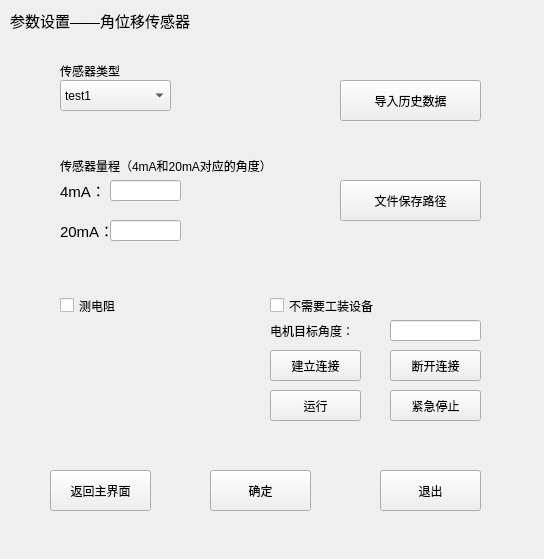
This is ui_param/paramwin_anglesensor.ui in Dirck-YHP/Proj_sensor_detect as Qt 5 draws it before an edit. The edited form follows.
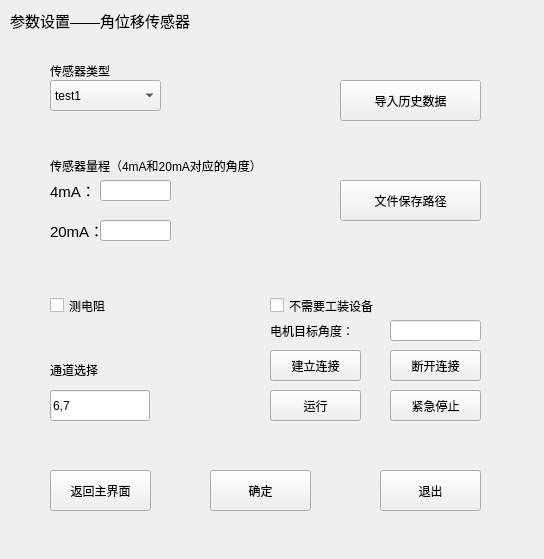
This is the edited form.

```diff
--- a/ui_param/paramwin_anglesensor.ui
+++ b/ui_param/paramwin_anglesensor.ui
@@ -34,7 +34,7 @@
   <widget class="QComboBox" name="cBox_angle_sensor_type">
    <property name="geometry">
     <rect>
-     <x>60</x>
+     <x>50</x>
      <y>80</y>
      <width>111</width>
      <height>31</height>
@@ -54,7 +54,7 @@
   <widget class="QLabel" name="label_2">
    <property name="geometry">
     <rect>
-     <x>60</x>
+     <x>50</x>
      <y>60</y>
      <width>101</width>
      <height>21</height>
@@ -67,7 +67,7 @@
   <widget class="QLabel" name="label_3">
    <property name="geometry">
     <rect>
-     <x>60</x>
+     <x>50</x>
      <y>150</y>
      <width>331</width>
      <height>31</height>
@@ -80,7 +80,7 @@
   <widget class="QLineEdit" name="lineE_4mA">
    <property name="geometry">
     <rect>
-     <x>110</x>
+     <x>100</x>
      <y>180</y>
      <width>71</width>
      <height>21</height>
@@ -90,7 +90,7 @@
   <widget class="QLabel" name="label_4">
    <property name="geometry">
     <rect>
-     <x>60</x>
+     <x>50</x>
      <y>180</y>
      <width>51</width>
      <height>21</height>
@@ -108,7 +108,7 @@
   <widget class="QLabel" name="label_5">
    <property name="geometry">
     <rect>
-     <x>60</x>
+     <x>50</x>
      <y>220</y>
      <width>61</width>
      <height>21</height>
@@ -126,7 +126,7 @@
   <widget class="QLineEdit" name="lineE_20mA">
    <property name="geometry">
     <rect>
-     <x>110</x>
+     <x>100</x>
      <y>220</y>
      <width>71</width>
      <height>21</height>
@@ -288,7 +288,7 @@
   <widget class="QCheckBox" name="checkBox_measure_resis">
    <property name="geometry">
     <rect>
-     <x>60</x>
+     <x>50</x>
      <y>290</y>
      <width>111</width>
      <height>31</height>
@@ -311,6 +311,56 @@
     <string>不需要工装设备</string>
    </property>
   </widget>
+  <widget class="QLabel" name="label_7">
+   <property name="geometry">
+    <rect>
+     <x>50</x>
+     <y>360</y>
+     <width>200</width>
+     <height>20</height>
+    </rect>
+   </property>
+   <property name="minimumSize">
+    <size>
+     <width>100</width>
+     <height>20</height>
+    </size>
+   </property>
+   <property name="maximumSize">
+    <size>
+     <width>200</width>
+     <height>20</height>
+    </size>
+   </property>
+   <property name="text">
+    <string>通道选择</string>
+   </property>
+  </widget>
+  <widget class="QLineEdit" name="lineE_channel">
+   <property name="geometry">
+    <rect>
+     <x>50</x>
+     <y>390</y>
+     <width>100</width>
+     <height>31</height>
+    </rect>
+   </property>
+   <property name="minimumSize">
+    <size>
+     <width>100</width>
+     <height>20</height>
+    </size>
+   </property>
+   <property name="maximumSize">
+    <size>
+     <width>200</width>
+     <height>50</height>
+    </size>
+   </property>
+   <property name="text">
+    <string>6,7</string>
+   </property>
+  </widget>
  </widget>
  <resources/>
  <connections/>
```
